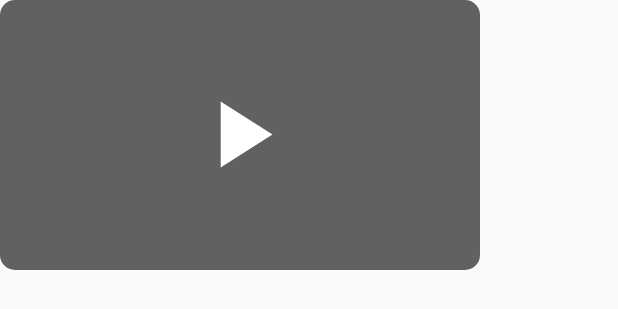
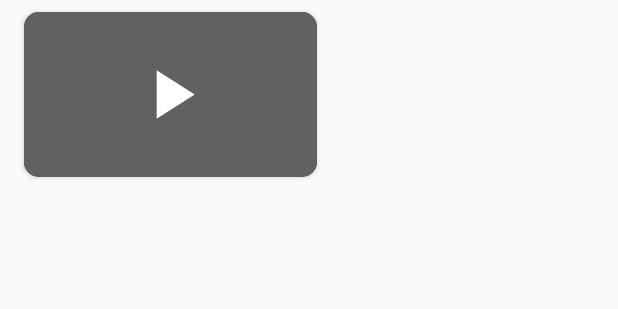
Before and after one commit to lemefe21/movie_guide_app, an Android app: the layout movie_list_video.xml on its own in the app's theme, with its tools: preview values and no code run, on a phone screen of 412 x 824 dp. Shown: the top 309 px of the screen. Run offline under Robolectric (Android 15) with nearby library versions, the light colour scheme and no system bars.

Commit message:
finish videos cards and action to open video in YT

```diff
--- a/app/src/main/java/com/leme/movieguideapp/adapters/MovieReviewsAdapter.java
+++ b/app/src/main/java/com/leme/movieguideapp/adapters/MovieReviewsAdapter.java
@@ -27,7 +27,6 @@ public class MovieReviewsAdapter extends RecyclerView.Adapter<MovieReviewsAdapte
     public MovieReviewsAdapterViewHolder onCreateViewHolder(@NonNull ViewGroup viewGroup, int i) {
 
         View view = LayoutInflater.from(mContext).inflate(R.layout.movie_list_review, viewGroup, false);
-
         return new MovieReviewsAdapterViewHolder(view);
     }
 
--- a/app/src/main/java/com/leme/movieguideapp/tasks/MovieVideoTask.java
+++ b/app/src/main/java/com/leme/movieguideapp/tasks/MovieVideoTask.java
@@ -72,7 +72,7 @@ public class MovieVideoTask extends AsyncTask<Integer, Void, List<VideoResult>>
 
         } else {
 
-            movieDetailActivity.showVideoReviewResults(isConnected);
+            movieDetailActivity.showEmptyVideoResults(isConnected);
 
         }
 
--- /dev/null
+++ b/app/src/main/res/drawable/ic_favorite.xml
@@ -0,0 +1,5 @@
+<vector android:height="100dp" android:tint="#FFFFFF"
+    android:viewportHeight="24.0" android:viewportWidth="24.0"
+    android:width="100dp" xmlns:android="http://schemas.android.com/apk/res/android">
+    <path android:fillColor="#FF000000" android:pathData="M12,21.35l-1.45,-1.32C5.4,15.36 2,12.28 2,8.5 2,5.42 4.42,3 7.5,3c1.74,0 3.41,0.81 4.5,2.09C13.09,3.81 14.76,3 16.5,3 19.58,3 22,5.42 22,8.5c0,3.78 -3.4,6.86 -8.55,11.54L12,21.35z"/>
+</vector>
--- /dev/null
+++ b/app/src/main/res/drawable/ic_no_favorite.xml
@@ -0,0 +1,5 @@
+<vector android:height="100dp" android:tint="#FFFFFF"
+    android:viewportHeight="24.0" android:viewportWidth="24.0"
+    android:width="100dp" xmlns:android="http://schemas.android.com/apk/res/android">
+    <path android:fillColor="#FF000000" android:pathData="M16.5,3c-1.74,0 -3.41,0.81 -4.5,2.09C10.91,3.81 9.24,3 7.5,3 4.42,3 2,5.42 2,8.5c0,3.78 3.4,6.86 8.55,11.54L12,21.35l1.45,-1.32C18.6,15.36 22,12.28 22,8.5 22,5.42 19.58,3 16.5,3zM12.1,18.55l-0.1,0.1 -0.1,-0.1C7.14,14.24 4,11.39 4,8.5 4,6.5 5.5,5 7.5,5c1.54,0 3.04,0.99 3.57,2.36h1.87C13.46,5.99 14.96,5 16.5,5c2,0 3.5,1.5 3.5,3.5 0,2.89 -3.14,5.74 -7.9,10.05z"/>
+</vector>
--- a/app/src/main/res/layout/activity_movie_detail.xml
+++ b/app/src/main/res/layout/activity_movie_detail.xml
@@ -1,5 +1,6 @@
 <?xml version="1.0" encoding="utf-8"?>
-<ScrollView xmlns:android="http://schemas.android.com/apk/res/android"
+<android.support.v4.widget.NestedScrollView
+    xmlns:android="http://schemas.android.com/apk/res/android"
     android:layout_width="match_parent"
     android:layout_height="match_parent" >
 
@@ -112,4 +113,4 @@
 
     </LinearLayout>
 
-</ScrollView>
+</android.support.v4.widget.NestedScrollView>
--- a/app/src/main/res/layout/movie_list_video.xml
+++ b/app/src/main/res/layout/movie_list_video.xml
@@ -9,18 +9,23 @@
         android:id="@+id/item_review_cardview"
         android:layout_width="wrap_content"
         android:layout_height="wrap_content"
+        android:layout_marginTop="@dimen/default_margim_8dp"
+        android:layout_marginLeft="@dimen/default_margim_16dp"
+        android:layout_marginRight="@dimen/default_margim_8dp"
+        android:layout_marginBottom="@dimen/default_margim_8dp"
+        app:cardBackgroundColor="@android:color/black"
         app:cardCornerRadius="@dimen/item_card_corner_radius">
 
         <ImageView
             android:id="@+id/im_thumbnail_video"
-            android:layout_width="320dp"
-            android:layout_height="180dp"
+            android:layout_width="@dimen/image_thumbnail_width"
+            android:layout_height="@dimen/image_thumbnail_height"
             app:srcCompat="@color/background" />
 
         <ImageView
             android:id="@+id/im_play_video"
-            android:layout_width="75dp"
-            android:layout_height="75dp"
+            android:layout_width="55dp"
+            android:layout_height="55dp"
             android:layout_gravity="center"
             android:src="@drawable/ic_play_video" />
 
--- a/app/src/main/res/values/dimens.xml
+++ b/app/src/main/res/values/dimens.xml
@@ -21,9 +21,12 @@
     <dimen name="detail_movie_poster_padding">@dimen/default_padding_8dp</dimen>
 
     <!-- movie_list_item dimens -->
-    <dimen name="item_card_margins">@dimen/default_padding_8dp</dimen>
+    <dimen name="item_card_margins">@dimen/default_padding_16dp</dimen>
     <dimen name="item_card_corner_radius">10dp</dimen>
     <dimen name="item_card_text">@dimen/default_textsize_16sp</dimen>
     <dimen name="item_card_padding">@dimen/default_padding_8dp</dimen>
+    <dimen name="default_margim_8dp">8dp</dimen>
+    <dimen name="image_thumbnail_height">110dp</dimen>
+    <dimen name="image_thumbnail_width">195dp</dimen>
 
 </resources>
```
Also changed, not shown: app/src/main/java/com/leme/movieguideapp/MovieDetailActivity.java (+26 -7 lines), app/src/main/java/com/leme/movieguideapp/adapters/MovieVideosAdapter.java (+30 -16 lines), app/src/main/java/com/leme/movieguideapp/utilities/NetworkUtils.java (+8 -0 lines), app/src/main/res/drawable/thumbnail_default.jpg (added).
